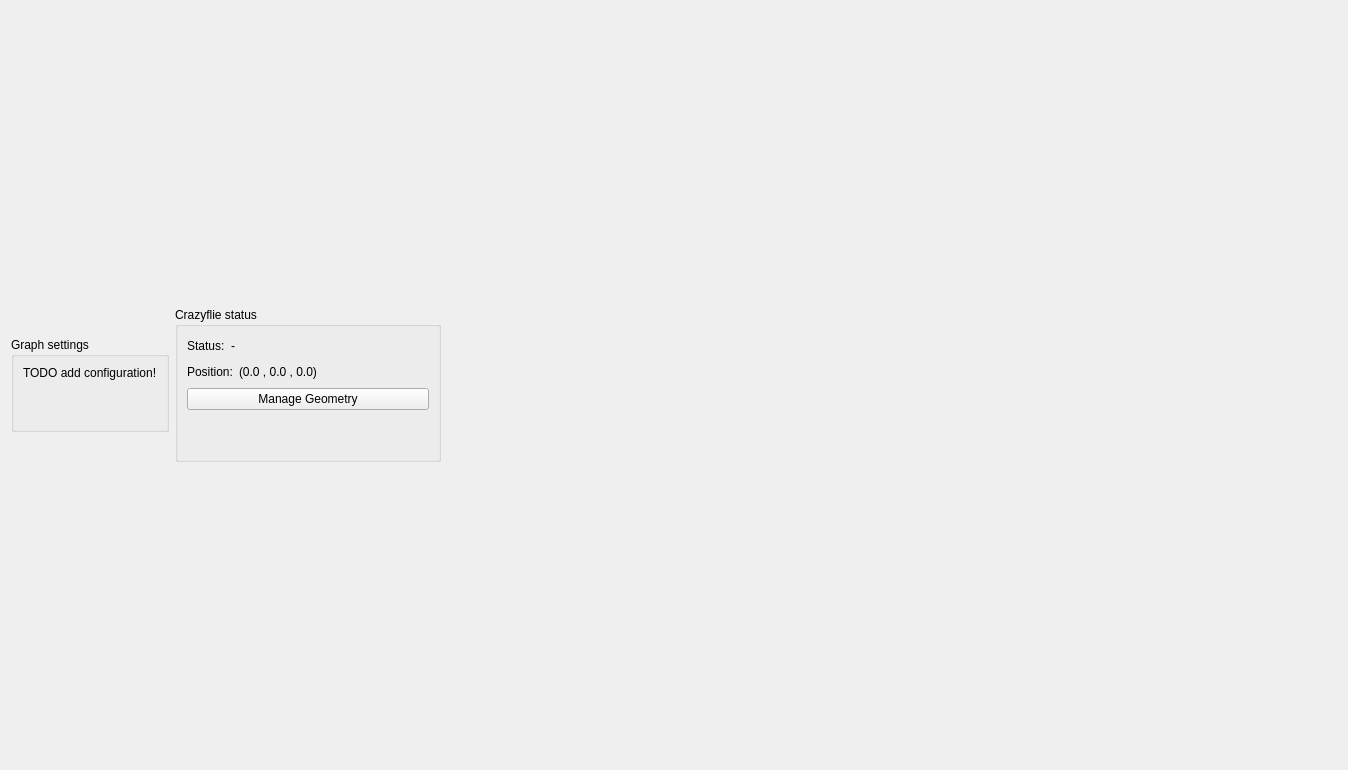
bitcraze/crazyflie-clients-python, file src/cfclient/ui/tabs/lighthouse_tab.ui: the form before one commit.
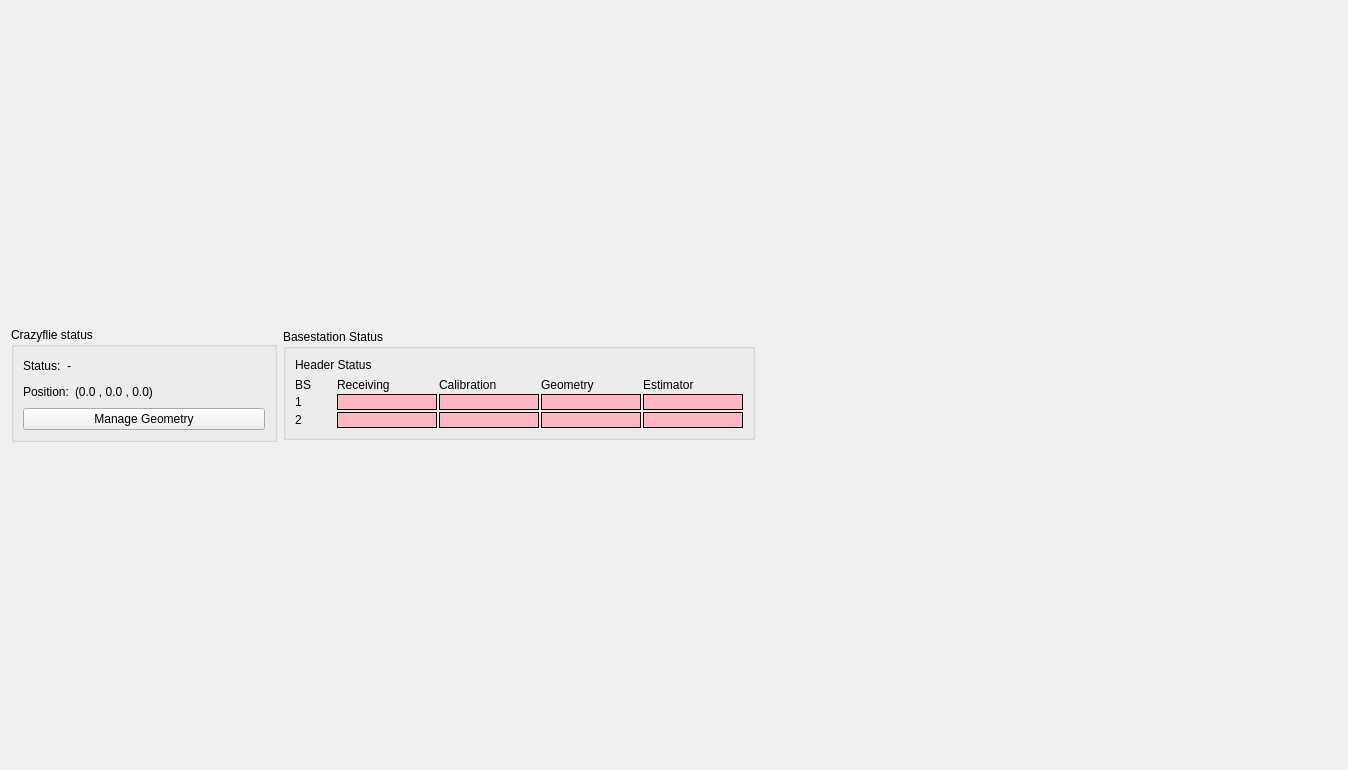
The form after the commit.

Commit message: (#468) Show stats per basestation in lh tab

```diff
--- a/src/cfclient/ui/tabs/lighthouse_tab.ui
+++ b/src/cfclient/ui/tabs/lighthouse_tab.ui
@@ -29,52 +29,6 @@
          <property name="sizeConstraint">
           <enum>QLayout::SetDefaultConstraint</enum>
          </property>
-         <item>
-          <widget class="QGroupBox" name="groupBox_2">
-           <property name="sizePolicy">
-            <sizepolicy hsizetype="Maximum" vsizetype="Maximum">
-             <horstretch>0</horstretch>
-             <verstretch>0</verstretch>
-            </sizepolicy>
-           </property>
-           <property name="title">
-            <string>Graph settings</string>
-           </property>
-           <property name="alignment">
-            <set>Qt::AlignLeading|Qt::AlignLeft|Qt::AlignTop</set>
-           </property>
-           <layout class="QVBoxLayout" name="verticalLayout_2">
-            <item>
-             <layout class="QHBoxLayout" name="horizontalLayout_3">
-              <item>
-               <layout class="QVBoxLayout" name="verticalLayout_3">
-                <item>
-                 <widget class="QLabel" name="label">
-                  <property name="text">
-                   <string>TODO add configuration!</string>
-                  </property>
-                 </widget>
-                </item>
-                <item>
-                 <spacer name="verticalSpacer_2">
-                  <property name="orientation">
-                   <enum>Qt::Vertical</enum>
-                  </property>
-                  <property name="sizeHint" stdset="0">
-                   <size>
-                    <width>20</width>
-                    <height>40</height>
-                   </size>
-                  </property>
-                 </spacer>
-                </item>
-               </layout>
-              </item>
-             </layout>
-            </item>
-           </layout>
-          </widget>
-         </item>
          <item>
           <widget class="QGroupBox" name="groupBox_4">
            <property name="sizePolicy">
@@ -195,6 +149,240 @@
            </layout>
           </widget>
          </item>
+         <item>
+          <widget class="QGroupBox" name="groupBox_2">
+           <property name="enabled">
+            <bool>true</bool>
+           </property>
+           <property name="sizePolicy">
+            <sizepolicy hsizetype="Maximum" vsizetype="Maximum">
+             <horstretch>0</horstretch>
+             <verstretch>0</verstretch>
+            </sizepolicy>
+           </property>
+           <property name="title">
+            <string>Basestation Status</string>
+           </property>
+           <layout class="QVBoxLayout" name="verticalLayout_2">
+            <item>
+             <layout class="QHBoxLayout" name="horizontalLayout_3">
+              <item>
+               <layout class="QVBoxLayout" name="verticalLayout_3">
+                <item>
+                 <layout class="QHBoxLayout" name="horizontalLayout_4">
+                  <item>
+                   <widget class="QLabel" name="Headerstatus">
+                    <property name="text">
+                     <string>Header Status</string>
+                    </property>
+                   </widget>
+                  </item>
+                 </layout>
+                </item>
+                <item>
+                 <layout class="QHBoxLayout" name="horizontalLayout_5">
+                  <item>
+                   <layout class="QGridLayout" name="_basestation_stats_container">
+                    <property name="sizeConstraint">
+                     <enum>QLayout::SetMinimumSize</enum>
+                    </property>
+                    <property name="spacing">
+                     <number>2</number>
+                    </property>
+                    <item row="1" column="1">
+                     <widget class="QLabel" name="label_9">
+                      <property name="styleSheet">
+                       <string notr="true">background-color: lightpink;</string>
+                      </property>
+                      <property name="frameShape">
+                       <enum>QFrame::Box</enum>
+                      </property>
+                      <property name="text">
+                       <string/>
+                      </property>
+                     </widget>
+                    </item>
+                    <item row="2" column="0">
+                     <widget class="QLabel" name="label_8">
+                      <property name="text">
+                       <string>2</string>
+                      </property>
+                     </widget>
+                    </item>
+                    <item row="1" column="2">
+                     <widget class="QLabel" name="label_11">
+                      <property name="styleSheet">
+                       <string notr="true">background-color: lightpink;</string>
+                      </property>
+                      <property name="frameShape">
+                       <enum>QFrame::Box</enum>
+                      </property>
+                      <property name="text">
+                       <string/>
+                      </property>
+                     </widget>
+                    </item>
+                    <item row="2" column="3">
+                     <widget class="QLabel" name="label_14">
+                      <property name="styleSheet">
+                       <string notr="true">background-color: lightpink;</string>
+                      </property>
+                      <property name="frameShape">
+                       <enum>QFrame::Box</enum>
+                      </property>
+                      <property name="text">
+                       <string/>
+                      </property>
+                     </widget>
+                    </item>
+                    <item row="1" column="0">
+                     <widget class="QLabel" name="label_6">
+                      <property name="text">
+                       <string>1</string>
+                      </property>
+                     </widget>
+                    </item>
+                    <item row="2" column="2">
+                     <widget class="QLabel" name="label_12">
+                      <property name="styleSheet">
+                       <string notr="true">background-color: lightpink;</string>
+                      </property>
+                      <property name="frameShape">
+                       <enum>QFrame::Box</enum>
+                      </property>
+                      <property name="text">
+                       <string/>
+                      </property>
+                     </widget>
+                    </item>
+                    <item row="0" column="1">
+                     <widget class="QLabel" name="label_3">
+                      <property name="minimumSize">
+                       <size>
+                        <width>100</width>
+                        <height>0</height>
+                       </size>
+                      </property>
+                      <property name="text">
+                       <string>Receiving</string>
+                      </property>
+                     </widget>
+                    </item>
+                    <item row="1" column="3">
+                     <widget class="QLabel" name="label_13">
+                      <property name="styleSheet">
+                       <string notr="true">background-color: lightpink;</string>
+                      </property>
+                      <property name="frameShape">
+                       <enum>QFrame::Box</enum>
+                      </property>
+                      <property name="text">
+                       <string/>
+                      </property>
+                     </widget>
+                    </item>
+                    <item row="2" column="1">
+                     <widget class="QLabel" name="label_10">
+                      <property name="styleSheet">
+                       <string notr="true">background-color: lightpink;</string>
+                      </property>
+                      <property name="frameShape">
+                       <enum>QFrame::Box</enum>
+                      </property>
+                      <property name="text">
+                       <string/>
+                      </property>
+                     </widget>
+                    </item>
+                    <item row="0" column="0">
+                     <widget class="QLabel" name="label">
+                      <property name="minimumSize">
+                       <size>
+                        <width>40</width>
+                        <height>0</height>
+                       </size>
+                      </property>
+                      <property name="text">
+                       <string>BS</string>
+                      </property>
+                     </widget>
+                    </item>
+                    <item row="0" column="2">
+                     <widget class="QLabel" name="label_4">
+                      <property name="minimumSize">
+                       <size>
+                        <width>100</width>
+                        <height>0</height>
+                       </size>
+                      </property>
+                      <property name="text">
+                       <string>Calibration</string>
+                      </property>
+                     </widget>
+                    </item>
+                    <item row="0" column="3">
+                     <widget class="QLabel" name="label_5">
+                      <property name="minimumSize">
+                       <size>
+                        <width>100</width>
+                        <height>0</height>
+                       </size>
+                      </property>
+                      <property name="text">
+                       <string>Geometry</string>
+                      </property>
+                     </widget>
+                    </item>
+                    <item row="0" column="4">
+                     <widget class="QLabel" name="label_15">
+                      <property name="minimumSize">
+                       <size>
+                        <width>100</width>
+                        <height>0</height>
+                       </size>
+                      </property>
+                      <property name="text">
+                       <string>Estimator</string>
+                      </property>
+                     </widget>
+                    </item>
+                    <item row="1" column="4">
+                     <widget class="QLabel" name="label_16">
+                      <property name="styleSheet">
+                       <string notr="true">background-color: lightpink;</string>
+                      </property>
+                      <property name="frameShape">
+                       <enum>QFrame::Box</enum>
+                      </property>
+                      <property name="text">
+                       <string/>
+                      </property>
+                     </widget>
+                    </item>
+                    <item row="2" column="4">
+                     <widget class="QLabel" name="label_17">
+                      <property name="styleSheet">
+                       <string notr="true">background-color: lightpink;</string>
+                      </property>
+                      <property name="frameShape">
+                       <enum>QFrame::Box</enum>
+                      </property>
+                      <property name="text">
+                       <string/>
+                      </property>
+                     </widget>
+                    </item>
+                   </layout>
+                  </item>
+                 </layout>
+                </item>
+               </layout>
+              </item>
+             </layout>
+            </item>
+           </layout>
+          </widget>
+         </item>
          <item>
           <spacer name="horizontalSpacer_2">
            <property name="orientation">
```
The commit also changes 1 other file.
